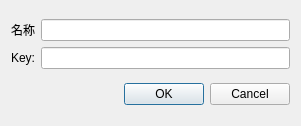
The window that makeUserLic/newSoft.ui (oldn123/UserLicMgr) describes before a commit, drawn with Qt 5.
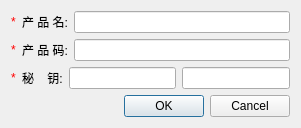
The same window after the commit.

The edit to the form file:
```diff
--- a/makeUserLic/newSoft.ui
+++ b/makeUserLic/newSoft.ui
@@ -18,44 +18,201 @@
     <layout class="QVBoxLayout" name="verticalLayout">
      <item>
       <layout class="QHBoxLayout" name="horizontalLayout">
+       <item>
+        <widget class="QLabel" name="label_4">
+         <property name="palette">
+          <palette>
+           <active>
+            <colorrole role="WindowText">
+             <brush brushstyle="SolidPattern">
+              <color alpha="255">
+               <red>255</red>
+               <green>0</green>
+               <blue>0</blue>
+              </color>
+             </brush>
+            </colorrole>
+           </active>
+           <inactive>
+            <colorrole role="WindowText">
+             <brush brushstyle="SolidPattern">
+              <color alpha="255">
+               <red>255</red>
+               <green>0</green>
+               <blue>0</blue>
+              </color>
+             </brush>
+            </colorrole>
+           </inactive>
+           <disabled>
+            <colorrole role="WindowText">
+             <brush brushstyle="SolidPattern">
+              <color alpha="255">
+               <red>120</red>
+               <green>120</green>
+               <blue>120</blue>
+              </color>
+             </brush>
+            </colorrole>
+           </disabled>
+          </palette>
+         </property>
+         <property name="text">
+          <string>*</string>
+         </property>
+        </widget>
+       </item>
        <item>
         <widget class="QLabel" name="label">
          <property name="text">
-          <string>名称</string>
+          <string>产 品 名:</string>
          </property>
         </widget>
        </item>
        <item>
-        <widget class="QLineEdit" name="lineEdit_userName"/>
+        <widget class="QLineEdit" name="lineEdit_softName"/>
+       </item>
+      </layout>
+     </item>
+     <item>
+      <layout class="QHBoxLayout" name="horizontalLayout_3">
+       <item>
+        <widget class="QLabel" name="label_5">
+         <property name="palette">
+          <palette>
+           <active>
+            <colorrole role="WindowText">
+             <brush brushstyle="SolidPattern">
+              <color alpha="255">
+               <red>255</red>
+               <green>0</green>
+               <blue>0</blue>
+              </color>
+             </brush>
+            </colorrole>
+           </active>
+           <inactive>
+            <colorrole role="WindowText">
+             <brush brushstyle="SolidPattern">
+              <color alpha="255">
+               <red>255</red>
+               <green>0</green>
+               <blue>0</blue>
+              </color>
+             </brush>
+            </colorrole>
+           </inactive>
+           <disabled>
+            <colorrole role="WindowText">
+             <brush brushstyle="SolidPattern">
+              <color alpha="255">
+               <red>120</red>
+               <green>120</green>
+               <blue>120</blue>
+              </color>
+             </brush>
+            </colorrole>
+           </disabled>
+          </palette>
+         </property>
+         <property name="text">
+          <string>*</string>
+         </property>
+        </widget>
+       </item>
+       <item>
+        <widget class="QLabel" name="label_3">
+         <property name="text">
+          <string>产 品 码:</string>
+         </property>
+        </widget>
+       </item>
+       <item>
+        <widget class="QLineEdit" name="lineEdit_softId"/>
        </item>
       </layout>
      </item>
      <item>
       <layout class="QHBoxLayout" name="horizontalLayout_2">
+       <item>
+        <widget class="QLabel" name="label_6">
+         <property name="palette">
+          <palette>
+           <active>
+            <colorrole role="WindowText">
+             <brush brushstyle="SolidPattern">
+              <color alpha="255">
+               <red>255</red>
+               <green>0</green>
+               <blue>0</blue>
+              </color>
+             </brush>
+            </colorrole>
+           </active>
+           <inactive>
+            <colorrole role="WindowText">
+             <brush brushstyle="SolidPattern">
+              <color alpha="255">
+               <red>255</red>
+               <green>0</green>
+               <blue>0</blue>
+              </color>
+             </brush>
+            </colorrole>
+           </inactive>
+           <disabled>
+            <colorrole role="WindowText">
+             <brush brushstyle="SolidPattern">
+              <color alpha="255">
+               <red>120</red>
+               <green>120</green>
+               <blue>120</blue>
+              </color>
+             </brush>
+            </colorrole>
+           </disabled>
+          </palette>
+         </property>
+         <property name="text">
+          <string>*</string>
+         </property>
+        </widget>
+       </item>
        <item>
         <widget class="QLabel" name="label_2">
          <property name="text">
-          <string>Key:</string>
+          <string>秘    钥:</string>
          </property>
         </widget>
        </item>
        <item>
-        <widget class="QLineEdit" name="lineEdit_Key"/>
+        <widget class="QLineEdit" name="lineEdit_Key1">
+         <property name="maxLength">
+          <number>8</number>
+         </property>
+        </widget>
+       </item>
+       <item>
+        <widget class="QLineEdit" name="lineEdit_Key2">
+         <property name="maxLength">
+          <number>8</number>
+         </property>
+        </widget>
        </item>
       </layout>
      </item>
+     <item>
+      <widget class="QDialogButtonBox" name="buttonBox">
+       <property name="orientation">
+        <enum>Qt::Horizontal</enum>
+       </property>
+       <property name="standardButtons">
+        <set>QDialogButtonBox::Cancel|QDialogButtonBox::Ok</set>
+       </property>
+      </widget>
+     </item>
     </layout>
    </item>
-   <item>
-    <widget class="QDialogButtonBox" name="buttonBox">
-     <property name="orientation">
-      <enum>Qt::Horizontal</enum>
-     </property>
-     <property name="standardButtons">
-      <set>QDialogButtonBox::Cancel|QDialogButtonBox::Ok</set>
-     </property>
-    </widget>
-   </item>
   </layout>
  </widget>
  <resources/>
```
